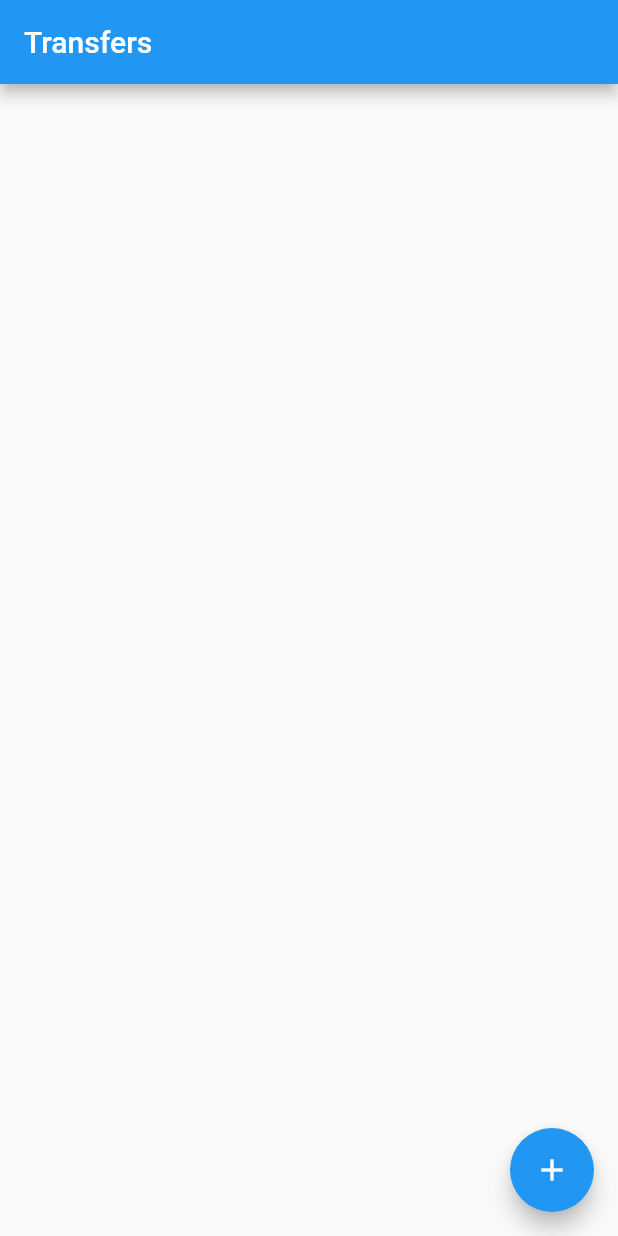
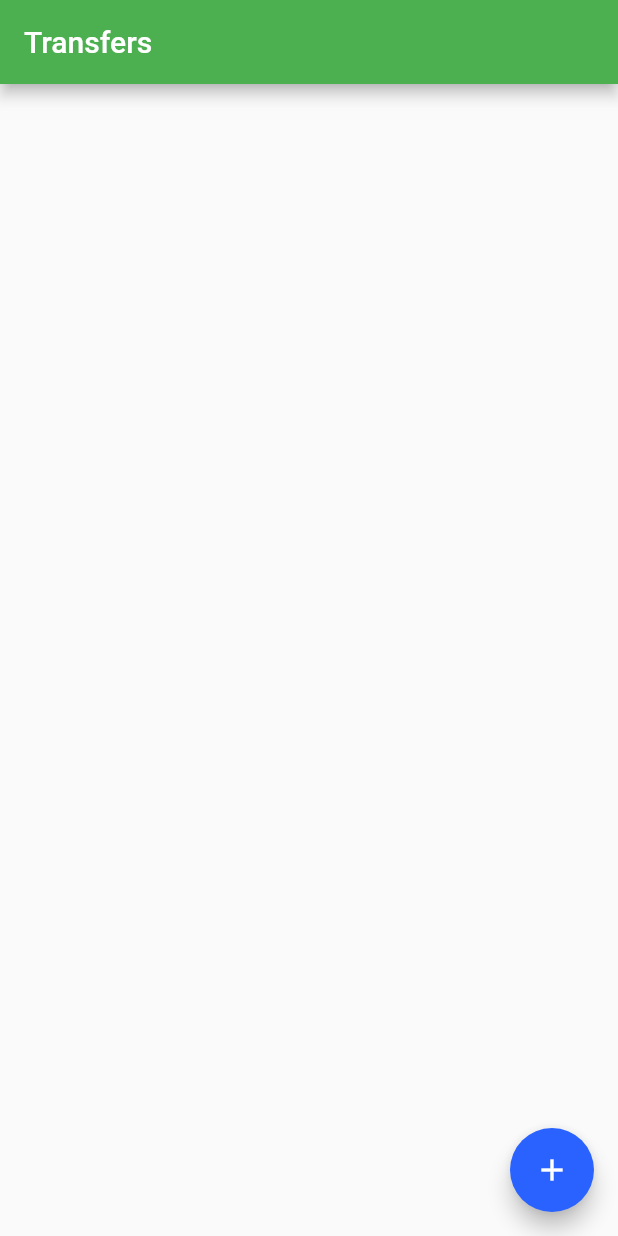
Before and after one commit to lilianeascosta/ByteBank, a Flutter app: the screen it shows after launch, on a phone screen of 412 x 824 dp. Run offline on Flutter 3.47's test engine with Material 2 defaults, Android fonts, the phone set to English and light mode, and no system bars.

Commit message:
making color theme works

```diff
--- a/lib/main.dart
+++ b/lib/main.dart
@@ -5,14 +5,22 @@ void main() => runApp(
 );
 
 class ByteBankApp extends StatelessWidget {
-  const ByteBankApp({Key? key}) : super(key: key);
 
   @override
   Widget build(BuildContext context) {
     return  MaterialApp(
-      home: Scaffold(
-        body: TransferList(),
+      theme: ThemeData(
+        colorScheme: ColorScheme.fromSwatch(
+          primarySwatch: Colors.green,
+        ).copyWith(
+          secondary: Colors.blueAccent[700],
+        ),
+        buttonTheme: ButtonThemeData(
+            buttonColor: Colors.blueAccent[700],
+            textTheme: ButtonTextTheme.primary
+        ),
       ),
+      home: TransferList(),
     );
   }
 }
```
